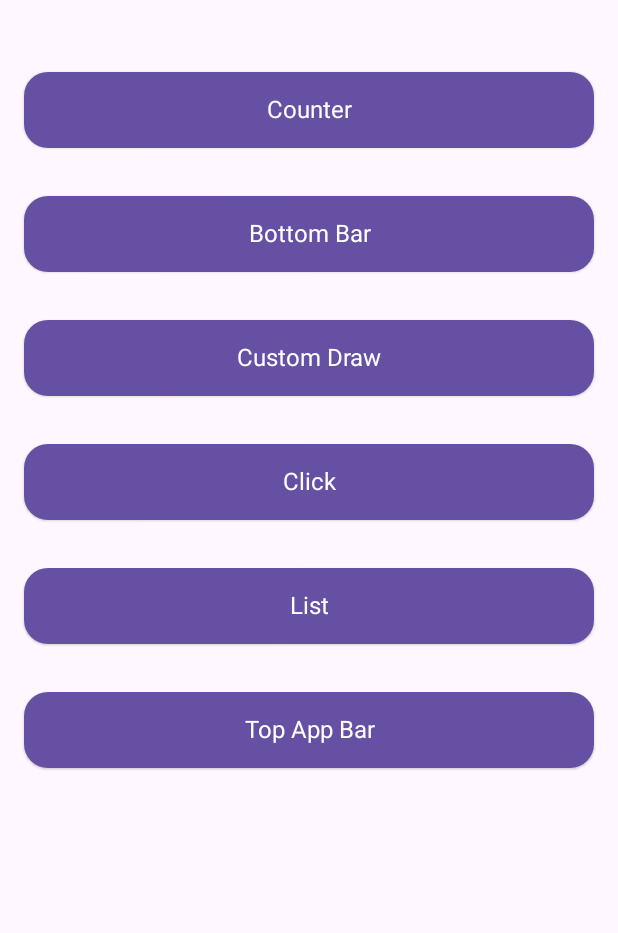
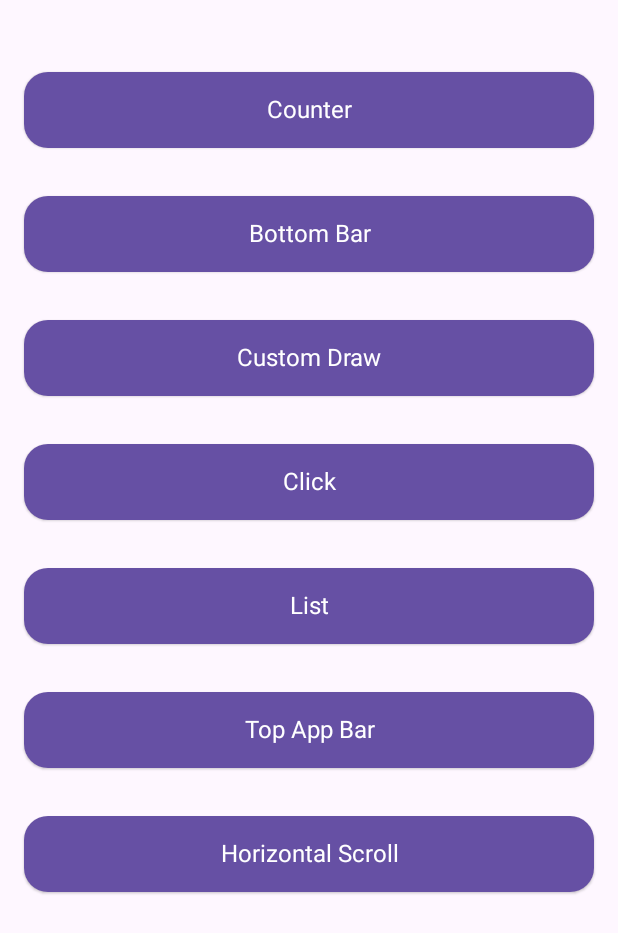
Before and after one commit to AScri/ComposeBox, an Android app built with Jetpack Compose: the screen it shows after launch (MainActivity), on a phone screen of 412 x 824 dp. Shown: the top 933 px of the screen. Run offline under Robolectric (Android 15) with nearby library versions, the phone set to English and light mode, and no system bars; our stand-ins replace Timber.

Commit message:
add diferent scroll in one view

```diff
--- /dev/null
+++ b/app/src/main/java/com/ascri/composebox/presentation/flow/horizontal_list/HorizontalNavigation.kt
@@ -0,0 +1,24 @@
+package com.ascri.composebox.presentation.flow.horizontal_list
+
+import androidx.compose.material.ExperimentalMaterialApi
+import androidx.compose.ui.unit.ExperimentalUnitApi
+import androidx.navigation.NavController
+import androidx.navigation.NavGraphBuilder
+import androidx.navigation.compose.composable
+import com.ascri.composebox.presentation.flow.top_bar.TopBar
+
+const val horizontal = "horizontal_scroll"
+
+internal fun NavController.navigateToHorizontalScroll() {
+    this.navigate(horizontal)
+}
+
+@ExperimentalUnitApi
+@ExperimentalMaterialApi
+fun NavGraphBuilder.navigateToHorizontal(navController: NavController) {
+    composable(
+        route = horizontal
+    ) {
+        HorizontalScrollView(navController)
+    }
+}
--- a/app/src/main/java/com/ascri/composebox/presentation/flow/main/MainScreen.kt
+++ b/app/src/main/java/com/ascri/composebox/presentation/flow/main/MainScreen.kt
@@ -21,6 +21,7 @@ import com.ascri.composebox.presentation.flow.architecture_example.navigateToCou
 import com.ascri.composebox.presentation.flow.bottom_menu.navigateToBottomBar
 import com.ascri.composebox.presentation.flow.canvas.navigateToCustomDraw
 import com.ascri.composebox.presentation.flow.click.navigateToClick
+import com.ascri.composebox.presentation.flow.horizontal_list.navigateToHorizontalScroll
 import com.ascri.composebox.presentation.flow.list.navigateToList
 import com.ascri.composebox.presentation.flow.top_bar.navigateToTopBar
 
@@ -32,7 +33,8 @@ fun MainScreen(navController: NavController) {
         Router("Custom Draw") { navController.navigateToCustomDraw() },
         Router("Click") { navController.navigateToClick() },
         Router("List") { navController.navigateToList() },
-        Router("Top App Bar"){navController.navigateToTopBar()}
+        Router("Top App Bar"){navController.navigateToTopBar()},
+        Router("Horizontal Scroll"){navController.navigateToHorizontalScroll()}
     )
     LazyColumn(modifier = Modifier.padding(vertical = 32.dp)) {
         itemsIndexed(viewList) { _, item ->
--- a/app/src/main/java/com/ascri/composebox/presentation/navigation/AppNavigation.kt
+++ b/app/src/main/java/com/ascri/composebox/presentation/navigation/AppNavigation.kt
@@ -10,6 +10,7 @@ import com.ascri.composebox.presentation.flow.architecture_example.counterScreen
 import com.ascri.composebox.presentation.flow.bottom_menu.bottomBarScreen
 import com.ascri.composebox.presentation.flow.canvas.customDrawScreen
 import com.ascri.composebox.presentation.flow.click.clickScreen
+import com.ascri.composebox.presentation.flow.horizontal_list.navigateToHorizontal
 import com.ascri.composebox.presentation.flow.list.listScreen
 import com.ascri.composebox.presentation.flow.main.mainRoute
 import com.ascri.composebox.presentation.flow.main.mainScreen
@@ -28,5 +29,6 @@ fun AppNavigation() {
         clickScreen(navController)
         listScreen(navController)
         navigateToTopBar(navController)
+        navigateToHorizontal(navController)
     }
 }
--- a/build.gradle
+++ b/build.gradle
@@ -13,7 +13,7 @@ buildscript {
         koin_android_compose_version = "3.3.0"
         coroutines_version = "1.6.1"
         mockk_version = "1.9.3"
-        compose_version = '1.2.1'
+        compose_version = '1.3.1'
         material3_version = '1.0.0-rc01'
         timber_version = '5.0.1'
     }
```
Also changed, not shown: app/src/main/java/com/ascri/composebox/presentation/flow/horizontal_list/HorizontalScrollView.kt (added, +79 -0 lines), app/src/main/java/com/ascri/composebox/presentation/flow/draw_text/DrawText.kt (added).
